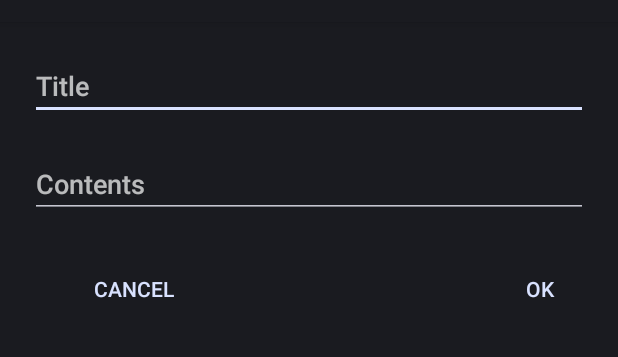
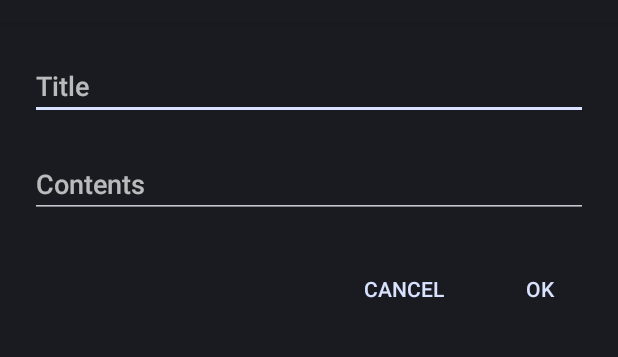
Before and after one commit to mkaomwakuni/Notepad, an Android app: the layout new_note.xml on its own in the app's theme, with its tools: preview values and no code run, on a phone screen of 412 x 824 dp, the part 62-419 px from its top. Run offline under Robolectric (Android 15) with nearby library versions, the phone set to English and light mode, and no system bars.

Commit message:
Fixed Minor Issues/Night Theme Enabled

```diff
--- a/app/src/main/java/com/mkao/notepad/MainActivity.kt
+++ b/app/src/main/java/com/mkao/notepad/MainActivity.kt
@@ -35,9 +35,11 @@ class MainActivity : AppCompatActivity() {
 
     override fun onCreate(savedInstanceState: Bundle?) {
         super.onCreate(savedInstanceState)
+        binding = ActivityMainBinding.inflate(layoutInflater)
+
+        setContentView(binding.root)
         setSupportActionBar(binding.toolbar)
-        binding = ActivityMainBinding.inflate(layoutInflater)
-        setContentView(binding.root)
+
 
         adapter = NoteAdapter(this)
         binding.recylerView.layoutManager= LinearLayoutManager(applicationContext)
--- a/app/src/main/java/com/mkao/notepad/NoteAdapter.kt
+++ b/app/src/main/java/com/mkao/notepad/NoteAdapter.kt
@@ -32,8 +32,8 @@ class NoteAdapter(private val mainActivity:
         val note = noteList[position]
         holder.NTitle.text = note.title
         holder.NContents.text = if
-                (note.contents.length < 25)
-                    note.contents else note.contents.substring(0, 25) + "..."
+                (note.contents.length < 1)
+                    note.contents else note.contents.substring(0, 15) + "..."
     }
     override fun getItemCount(): Int = noteList.size
 }
--- a/app/src/main/res/layout/new_note.xml
+++ b/app/src/main/res/layout/new_note.xml
@@ -37,7 +37,7 @@
                 android:layout_width="wrap_content"
                 android:layout_height="wrap_content"
                 android:text="@string/ok"
-                android:layout_marginStart="200dp"
+                android:layout_marginStart="20dp"
                 style="?android:attr/buttonBarButtonStyle"/>
         </TableRow>
     </LinearLayout>
--- a/app/src/main/res/layout/show_note.xml
+++ b/app/src/main/res/layout/show_note.xml
@@ -34,7 +34,7 @@
                 android:layout_height="wrap_content"
                 android:text="@string/ok"
                 style="?android:attr/buttonBarButtonStyle"
-                android:layout_marginStart="200dp"/>
+                android:layout_marginStart="20dp"/>
         </TableRow>
 
     </LinearLayout>
--- a/app/src/main/res/xml/root_prefernces.xml
+++ b/app/src/main/res/xml/root_prefernces.xml
@@ -3,7 +3,7 @@
     <SwitchPreferenceCompat
         app:key="theme"
         app:defaultValue="false"
-        app:title="@string/action_settings" />
+        app:title="@string/Dark_mode" />
     <SwitchPreferenceCompat
     app:key="dividingLines"
     app:defaultValue="false"
```
